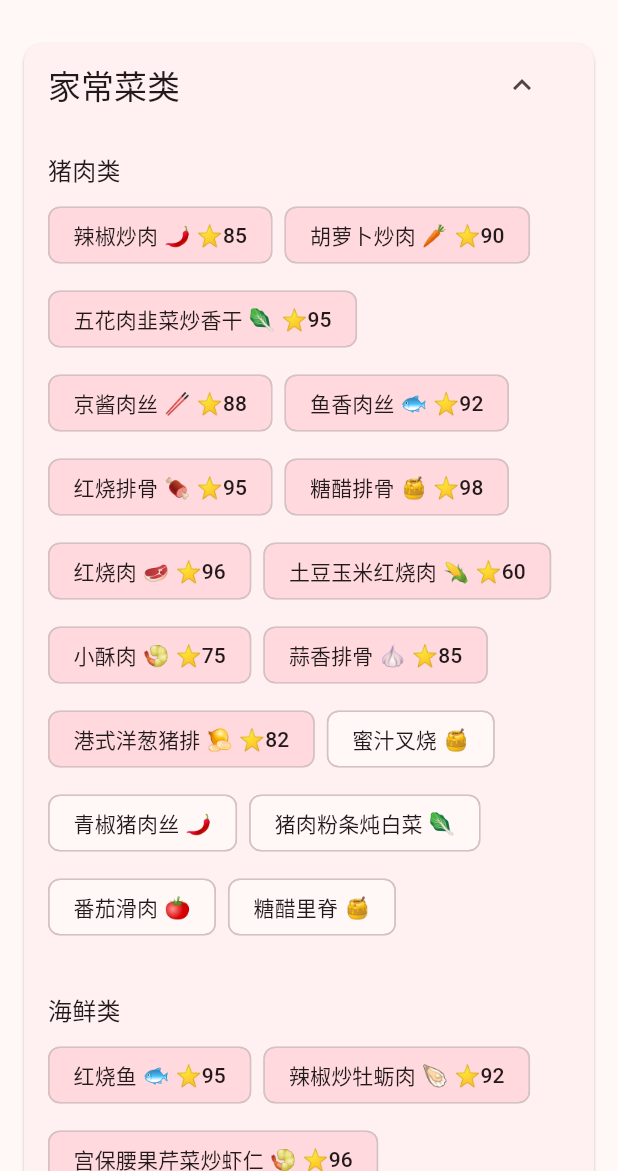
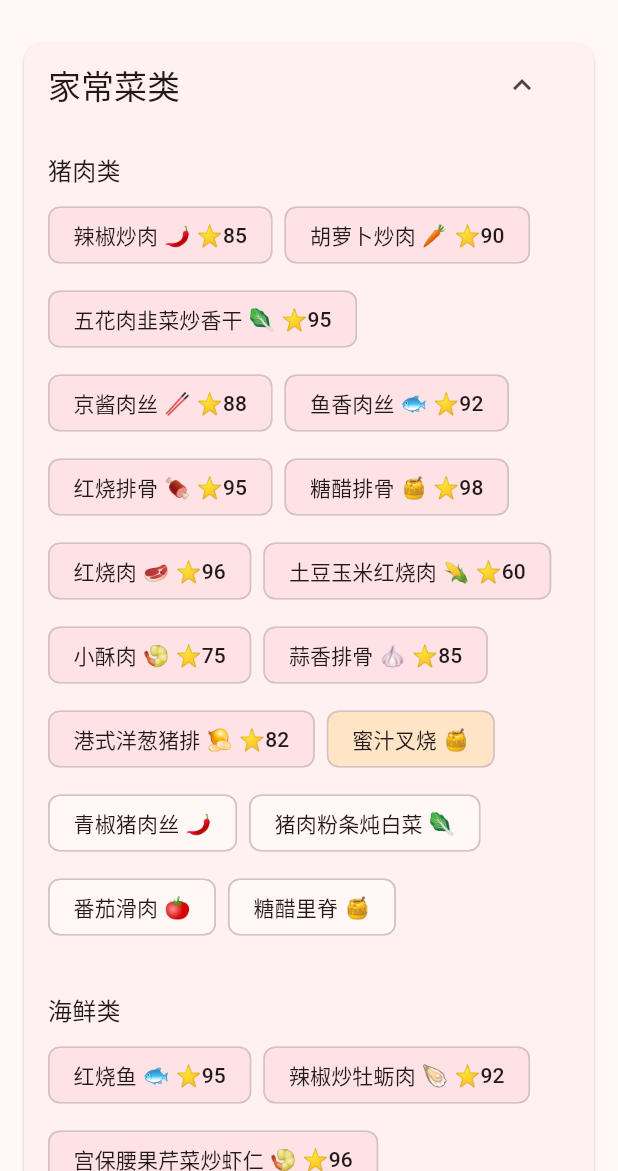
Before and after one commit to JackyCaptainZhang/menu, a Flutter app: the screen it shows after launch, after a tap on the "expand more" icon, on a phone screen of 412 x 824 dp, the part 65-1236 px from its top. Run offline on Flutter 3.47's test engine with Material 3 defaults, Android fonts, the phone set to English and light mode, and no system bars.

Commit message:
Optimize UI

```diff
--- a/lib/screens/home_screen.dart
+++ b/lib/screens/home_screen.dart
@@ -12,9 +12,11 @@ class HomeScreen extends StatelessWidget {
     final languageProvider = Provider.of<LanguageProvider>(context);
     final isZh = languageProvider.currentLanguage == 'zh';
 
-    return Scaffold(
+    return ChangeNotifierProvider(
+      create: (_) => CategoryController(),
+      child: Scaffold(
         appBar: AppBar(
-        title: Text(isZh ? '乐乐&袁宝の美味Menu 😋' : 'Lele & Yuanbao\'s Menu 😋'),
+          title: Text(isZh ? '乐乐&袁宝の美味Menu 😋' : 'Jacky & Yuan\'s Menu 😋'),
           actions: [
             IconButton(
               icon: const Icon(Icons.language),
@@ -24,13 +26,21 @@ class HomeScreen extends StatelessWidget {
             ),
           ],
         ),
-      body: ListView.builder(
+        body: Consumer<CategoryController>(
+          builder: (context, controller, child) {
+            return ListView.builder(
               padding: const EdgeInsets.all(16.0),
               itemCount: menuData.length,
               itemBuilder: (context, index) {
                 final category = menuData[index];
-          return CategoryCard(category: category);
+                return CategoryCard(
+                  category: category,
+                  controller: controller,
+                );
               },
+            );
+          },
+        ),
       ),
     );
   }
--- a/lib/widgets/category_card.dart
+++ b/lib/widgets/category_card.dart
@@ -1,28 +1,124 @@
 import 'package:flutter/material.dart';
 import 'package:provider/provider.dart';
 import '../models/menu_model.dart';
-import '../screens/dish_detail_screen.dart';
 import '../providers/language_provider.dart';
 
-class CategoryCard extends StatefulWidget {
+// Add a controller to manage expanded categories
+class CategoryController extends ChangeNotifier {
+  String? _expandedCategoryId;
+
+  String? get expandedCategoryId => _expandedCategoryId;
+
+  void toggleCategory(String categoryId) {
+    if (_expandedCategoryId == categoryId) {
+      _expandedCategoryId = null;
+    } else {
+      _expandedCategoryId = categoryId;
+    }
+    notifyListeners();
+  }
+}
+
+class CategoryCard extends StatelessWidget {
   final Category category;
+  final CategoryController controller;
 
   const CategoryCard({
     super.key,
     required this.category,
+    required this.controller,
   });
 
-  @override
-  State<CategoryCard> createState() => _CategoryCardState();
-}
-
-class _CategoryCardState extends State<CategoryCard> {
-  bool isExpanded = false;
+  void _showDishDetails(BuildContext context, Dish dish) {
+    final languageProvider = Provider.of<LanguageProvider>(context, listen: false);
+    showDialog(
+      context: context,
+      builder: (BuildContext context) {
+        return Consumer<LanguageProvider>(
+          builder: (context, languageProvider, child) {
+            final currentLang = languageProvider.currentLanguage;
+            return AlertDialog(
+              title: Row(
+                children: [
+                  Expanded(
+                    child: Text(
+                      '${dish.name[currentLang]} ${dish.emoji ?? ''}',
+                      style: Theme.of(context).textTheme.titleLarge,
+                    ),
+                  ),
+                  Chip(
+                    label: Text(
+                      getDishStatus(dish.status, currentLang),
+                      style: const TextStyle(color: Colors.white),
+                    ),
+                    backgroundColor: getDishStatusColor(dish.status),
+                  ),
+                ],
+              ),
+              content: SingleChildScrollView(
+                child: Column(
+                  mainAxisSize: MainAxisSize.min,
+                  crossAxisAlignment: CrossAxisAlignment.start,
+                  children: [
+                    if (dish.rating != null) ...[
+                      Row(
+                        children: [
+                          const Icon(
+                            Icons.star,
+                            color: Colors.amber,
+                            size: 24,
+                          ),
+                          const SizedBox(width: 8),
+                          Text(
+                            currentLang == 'zh' ? '${dish.rating}分' : '${dish.rating}/100',
+                            style: Theme.of(context).textTheme.titleLarge?.copyWith(
+                                  color: Colors.amber[700],
+                                  fontWeight: FontWeight.bold,
+                                ),
+                          ),
+                        ],
+                      ),
+                      const SizedBox(height: 16),
+                    ],
+                    if (dish.notes != null && dish.notes![currentLang] != null) ...[
+                      Text(
+                        currentLang == 'zh' ? '备注' : 'Notes',
+                        style: Theme.of(context).textTheme.titleLarge,
+                      ),
+                      const SizedBox(height: 8),
+                      Container(
+                        padding: const EdgeInsets.all(16),
+                        decoration: BoxDecoration(
+                          color: Theme.of(context).colorScheme.surfaceVariant,
+                          borderRadius: BorderRadius.circular(8),
+                        ),
+                        child: Text(
+                          dish.notes![currentLang]!,
+                          style: Theme.of(context).textTheme.bodyLarge,
+                        ),
+                      ),
+                    ],
+                  ],
+                ),
+              ),
+              actions: [
+                TextButton(
+                  onPressed: () => Navigator.of(context).pop(),
+                  child: Text(currentLang == 'zh' ? '关闭' : 'Close'),
+                ),
+              ],
+            );
+          },
+        );
+      },
+    );
+  }
 
   @override
   Widget build(BuildContext context) {
     final languageProvider = Provider.of<LanguageProvider>(context);
     final currentLang = languageProvider.currentLanguage;
+    final isExpanded = controller.expandedCategoryId == category.id;
 
     return Card(
       margin: const EdgeInsets.only(bottom: 16.0),
@@ -30,7 +126,7 @@ class _CategoryCardState extends State<CategoryCard> {
         children: [
           ListTile(
             title: Text(
-              widget.category.name[currentLang]!,
+              category.name[currentLang]!,
               style: Theme.of(context).textTheme.titleLarge,
             ),
             trailing: IconButton(
@@ -38,9 +134,7 @@ class _CategoryCardState extends State<CategoryCard> {
                 isExpanded ? Icons.expand_less : Icons.expand_more,
               ),
               onPressed: () {
-                setState(() {
-                  isExpanded = !isExpanded;
-                });
+                controller.toggleCategory(category.id);
               },
             ),
           ),
@@ -48,10 +142,13 @@ class _CategoryCardState extends State<CategoryCard> {
             ListView.builder(
               shrinkWrap: true,
               physics: const NeverScrollableScrollPhysics(),
-              itemCount: widget.category.subcategories.length,
+              itemCount: category.subcategories.length,
               itemBuilder: (context, index) {
-                final subcategory = widget.category.subcategories[index];
-                return SubcategorySection(subcategory: subcategory);
+                final subcategory = category.subcategories[index];
+                return SubcategorySection(
+                  subcategory: subcategory,
+                  onDishTap: _showDishDetails,
+                );
               },
             ),
         ],
@@ -62,10 +159,12 @@ class _CategoryCardState extends State<CategoryCard> {
 
 class SubcategorySection extends StatelessWidget {
   final Subcategory subcategory;
+  final void Function(BuildContext context, Dish dish) onDishTap;
 
   const SubcategorySection({
     super.key,
     required this.subcategory,
+    required this.onDishTap,
   });
 
   @override
@@ -109,17 +208,12 @@ class SubcategorySection extends StatelessWidget {
                       ],
                     ],
                   ),
-                  onPressed: () {
-                    Navigator.push(
-                      context,
-                      MaterialPageRoute(
-                        builder: (context) => DishDetailScreen(dish: dish),
-                      ),
-                    );
-                  },
+                  onPressed: () => onDishTap(context, dish),
                   backgroundColor: dish.status == 'unlocked'
-                      ? Theme.of(context).colorScheme.primaryContainer
-                      : null,
+                      ? Theme.of(context).colorScheme.primaryContainer.withOpacity(0.7)
+                      : dish.status == 'testing'
+                          ? Colors.orange.withOpacity(0.2)
+                          : null,
                 );
               }).toList();
             })(),
```
Also changed, not shown: lib/models/menu_model.dart (+13 -0 lines), lib/screens/dish_detail_screen.dart (deleted, +0 -107 lines). Lines whose indentation alone changed are shown as unchanged.
